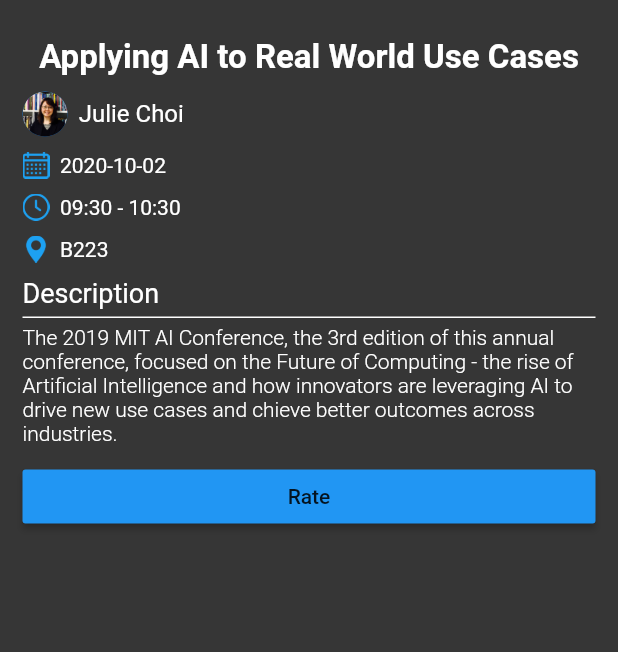
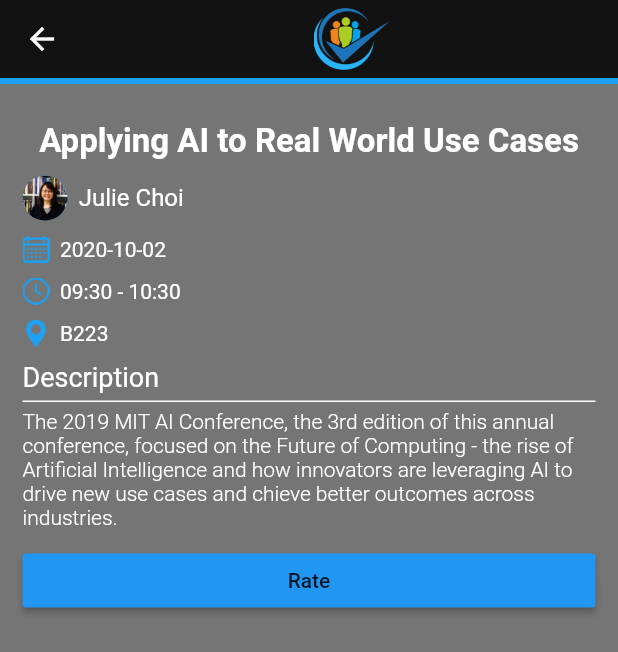
Before and after one commit to FEUP-ESOF-2020-21/open-cx-t4g4-esofantasticos, a Flutter app: the screen it shows after launch, after a tap on "Julie Choi", on a phone screen of 412 x 824 dp. Shown: the top 652 px of the screen. Run offline on Flutter 3.47's test engine with Material 2 defaults, Android fonts, the phone set to English and light mode, and no system bars.

Commit message:
shows selected lecture information

```diff
--- a/FeedTheForm/lib/views/Pages/LecturePageView/lecture_page_view.dart
+++ b/FeedTheForm/lib/views/Pages/LecturePageView/lecture_page_view.dart
@@ -1,47 +1,18 @@
+import 'package:FeedTheForm/widgets/feed_the_form_appbar.dart';
 import 'package:flutter/material.dart';
 import 'package:FeedTheForm/widgets/icon_and_info_row.dart';
 import 'package:FeedTheForm/widgets/profile_picture_and_name_row.dart';
 import 'package:FeedTheForm/Lecture.dart';
 
 class LecturePageView extends StatelessWidget {
-  static final Lecturer julieChoi = Lecturer(
-    "Julie Choi",
-    "assets/lecturers/julie_choi.jpg",
-  );
-
-  static final LectureInfo firstLecture = LectureInfo(
-    "Applying AI to Real World Use Cases",
-    julieChoi,
-    Date("2020-10-02", "09:30", "10:30"),
-    "B223",
-    "The 2019 MIT AI Conference, the 3rd edition of this annual conference, focused on the Future of Computing - the rise of Artificial Intelligence and how innovators are leveraging AI to drive new use cases and chieve better outcomes across industries.",
-  );
-
-  final Map<String, LectureInfo> lecturesByDay = {
-    "firstLecture": firstLecture,
-  };
-
-  @override
-  Widget build(BuildContext context) {
-    return Scaffold(
-      backgroundColor: Colors.black54,
-      body: Center(
-        child: LecturePage(
-          lecturesByDay["firstLecture"],
-        ),
-      ),
-    );
-  }
-}
-
-class LecturePage extends StatelessWidget {
-  LecturePage(this.lectureInfo);
+  LecturePageView(this.lectureInfo);
 
   final LectureInfo lectureInfo;
 
   @override
   Widget build(BuildContext context) {
     return Scaffold(
+      appBar: FeedTheFormAppBar(),
       backgroundColor: Colors.black54,
       body: SingleChildScrollView(
         child: Container(
@@ -52,7 +23,9 @@
               Column(
                 children: [
                   Text(
-                    lectureInfo.lectureName,
+                    lectureInfo.lectureName == null
+                        ? ''
+                        : lectureInfo.lectureName,
                     textAlign: TextAlign.left,
                     style: TextStyle(
                       color: Colors.white,
@@ -130,7 +103,9 @@
                         top: 5,
                       ),
                       child: Text(
-                        lectureInfo.description,
+                        lectureInfo.description == null
+                            ? ''
+                            : lectureInfo.description,
                         textAlign: TextAlign.left,
                         style: TextStyle(
                           color: Colors.white,
--- a/FeedTheForm/lib/views/Pages/LecturesListingPageView/lectures_listing_page_view.dart
+++ b/FeedTheForm/lib/views/Pages/LecturesListingPageView/lectures_listing_page_view.dart
@@ -26,7 +26,7 @@
     julieChoi,
     Date("2020-10-02", "09:30", "10:30"),
     "B223",
-    null,
+    "The 2019 MIT AI Conference, the 3rd edition of this annual conference, focused on the Future of Computing - the rise of Artificial Intelligence and how innovators are leveraging AI to drive new use cases and chieve better outcomes across industries.",
   );
 
   static final LectureInfo secondLecture = LectureInfo(
@@ -137,7 +137,8 @@
         onTap: () => {
           Navigator.push(
             context,
-            MaterialPageRoute(builder: (context) => LecturePageView()),
+            MaterialPageRoute(
+                builder: (context) => LecturePageView(lectureInfo)),
           )
         },
         /* Navigator.pushNamed(context, '/subject') */
```
